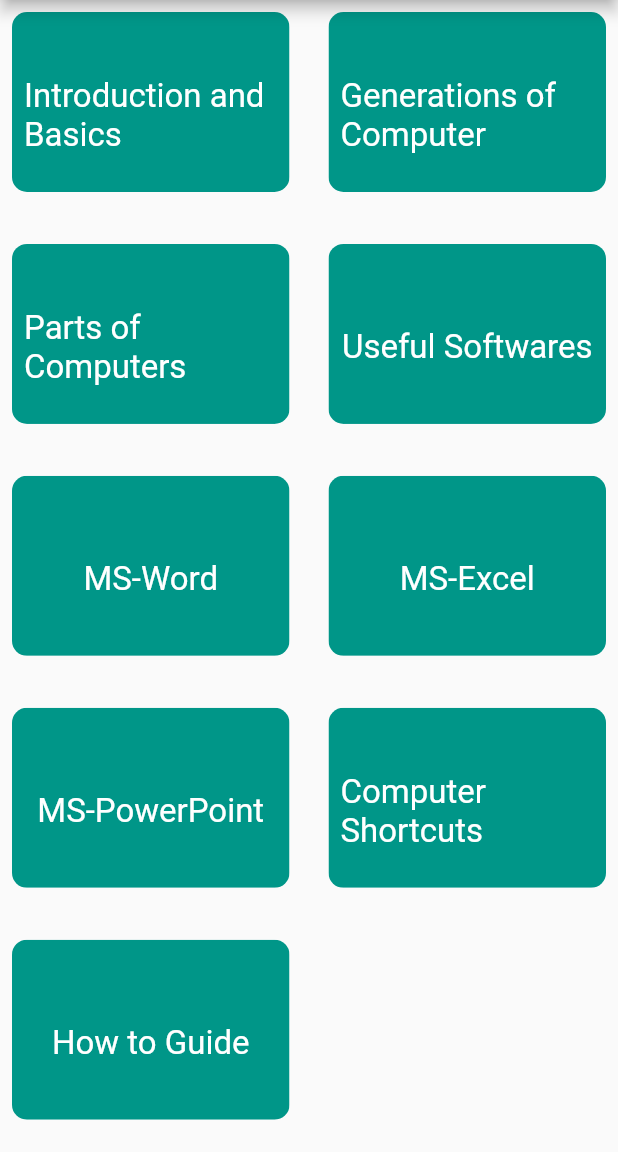
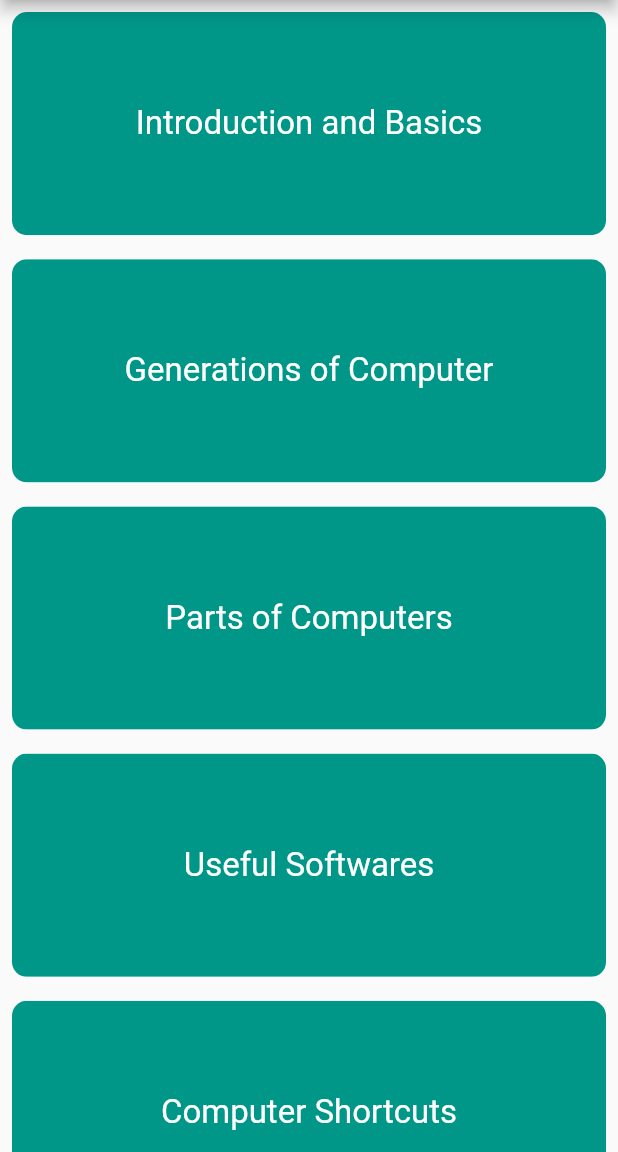
Before and after one commit to technologychannel/LearnComputerBasic, a Flutter app: the screen it shows after launch, on a phone screen of 412 x 824 dp, the part 84-1236 px from its top. Run offline on Flutter 3.47's test engine with Material 2 defaults, Android fonts, the phone set to English and light mode, and no system bars; our stand-ins replace cached_network_image, share_plus.

Commit message:
Release Version

```diff
--- a/lib/screens/home_page.dart
+++ b/lib/screens/home_page.dart
@@ -25,7 +25,7 @@
       body: Center(
         child: GridView(
           gridDelegate: const SliverGridDelegateWithFixedCrossAxisCount(
-              crossAxisCount: 2, crossAxisSpacing: 10.0, childAspectRatio: 1.3),
+              crossAxisCount: 1, childAspectRatio: 2.5),
           children: [
             BigBox(
                 text: "Introduction and Basics",
@@ -49,21 +49,21 @@
                 onTap: () {
                   Navigator.pushNamed(context, UsefulSoftwareScreen.routeName);
                 }),
-            BigBox(
-                text: "MS-Word",
-                onTap: () {
-                  Navigator.pushNamed(context, MicrosoftWordScreen.routeName);
-                }),
-            BigBox(
-                text: "MS-Excel",
-                onTap: () {
-                  Navigator.pushNamed(context, MicrosoftExcel.routeName);
-                }),
-            BigBox(
-                text: "MS-PowerPoint",
-                onTap: () {
-                  Navigator.pushNamed(context, PowerPointScreen.routeName);
-                }),
+            // BigBox(
+            //     text: "MS-Word",
+            //     onTap: () {
+            //       Navigator.pushNamed(context, MicrosoftWordScreen.routeName);
+            //     }),
+            // BigBox(
+            //     text: "MS-Excel",
+            //     onTap: () {
+            //       Navigator.pushNamed(context, MicrosoftExcel.routeName);
+            //     }),
+            // BigBox(
+            //     text: "MS-PowerPoint",
+            //     onTap: () {
+            //       Navigator.pushNamed(context, PowerPointScreen.routeName);
+            //     }),
             BigBox(
                 text: "Computer Shortcuts",
                 onTap: () {
--- a/lib/uiwidgets/bigbox.dart
+++ b/lib/uiwidgets/bigbox.dart
@@ -18,7 +18,6 @@
                 child: ClipRRect(
               borderRadius: BorderRadius.circular(10),
               child: Container(
-                height: 120,
                 color: Theme.of(context).primaryColor,
               ),
             )),
```
